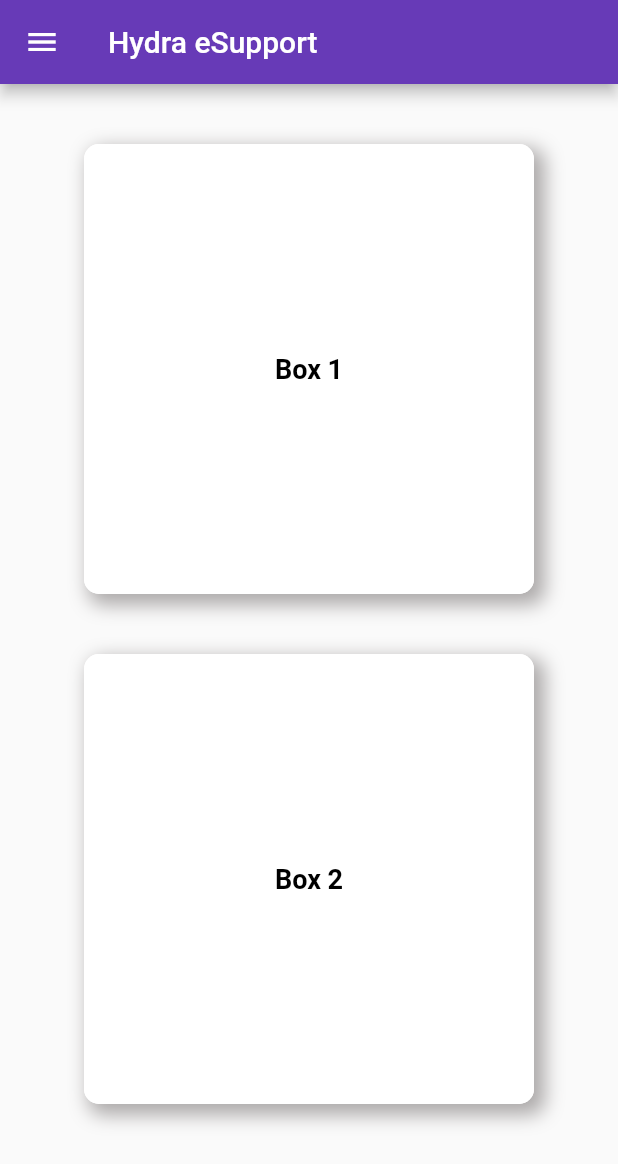
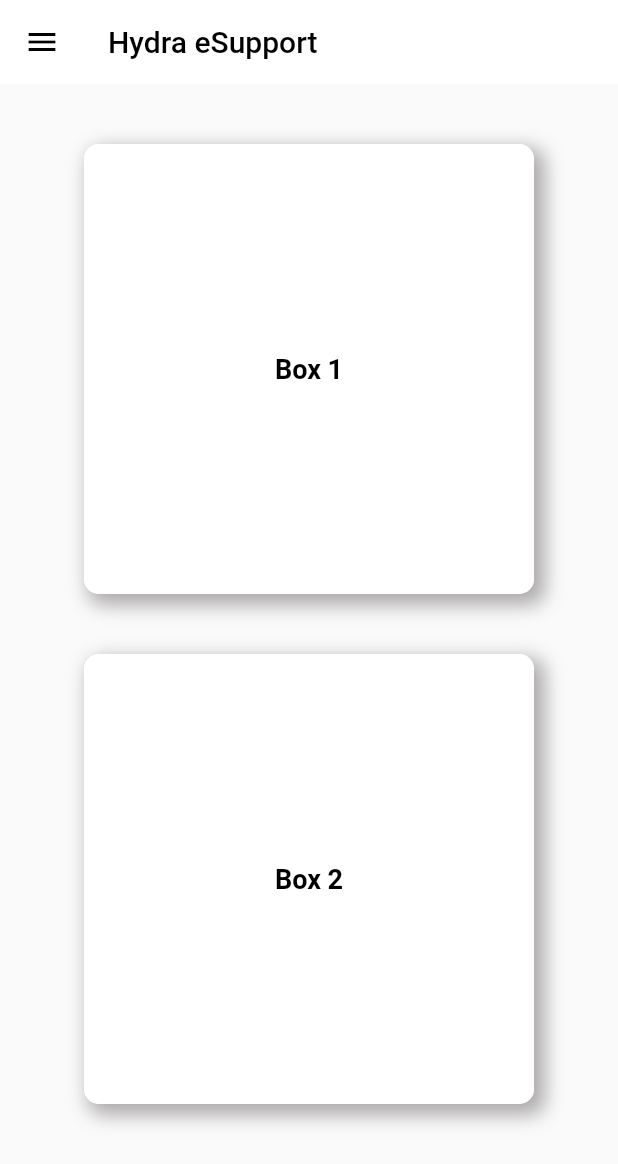
Before and after one commit to adityasnr/flutter-project, a Flutter app: the screen it shows after launch, on a phone screen of 412 x 824 dp. Shown: the top 1164 px of the screen. Run offline on Flutter 3.47's test engine with Material 2 defaults, Android fonts, the phone set to English and light mode, and no system bars; missing offline and left inert: dart:ffi.

Commit message:
themes extracted

```diff
--- a/lib/main.dart
+++ b/lib/main.dart
@@ -2,6 +2,7 @@ import 'package:flutter/material.dart';
 import 'package:flutter_application_2/pages/home_page.dart';
 import 'package:flutter_application_2/pages/login_page.dart';
 import 'package:flutter_application_2/utils/routes.dart';
+import 'package:flutter_application_2/widgets/themes.dart';
 
 void main() {
   runApp(MyApp());
@@ -22,11 +23,8 @@ class MyApp extends StatelessWidget {
         ),
       ),
       themeMode: ThemeMode.light,
-      theme: ThemeData(primarySwatch: Colors.deepPurple),
-      darkTheme: ThemeData(
-        brightness: Brightness.dark,
-        primarySwatch: Colors.deepPurple,
-      ),
+      theme: MyTheme.lightTheme(context),
+      darkTheme: MyTheme.darkTheme(context),
       debugShowCheckedModeBanner: false,
       initialRoute: MyRoutes.homeRoute,
       routes: {
--- a/lib/pages/home_page.dart
+++ b/lib/pages/home_page.dart
@@ -12,7 +12,8 @@ class HomePage extends StatelessWidget {
   Widget build(BuildContext context) {
     return Scaffold(
       appBar: AppBar(
-        title: Text("Hydra eSupport"),
+        title: Text("Hydra eSupport", style: TextStyle(color: Color.fromARGB(255, 0, 0, 0))),
+
       ),
       body: Center(
         // ignore: avoid_unnecessary_containers, duplicate_ignore
--- a/lib/widgets/drawer.dart
+++ b/lib/widgets/drawer.dart
@@ -1,3 +1,6 @@
+// ignore_for_file: prefer_const_constructors, use_key_in_widget_constructors, unused_import, use_build_context_synchronously
+
+
 import 'package:flutter/cupertino.dart';
 import 'package:flutter/material.dart';
 
@@ -8,6 +11,7 @@ class MyDrawer extends StatelessWidget {
       backgroundColor: Colors.deepPurple,
       child: ListView(
         padding: EdgeInsets.zero,
+        // ignore: prefer_const_literals_to_create_immutables
         children: [
           DrawerHeader(
           padding: EdgeInsets.zero,
--- /dev/null
+++ b/lib/widgets/themes.dart
@@ -0,0 +1,17 @@
+import 'package:flutter/material.dart';
+
+class MyTheme {
+  static ThemeData lightTheme(BuildContext context) => ThemeData(
+        primarySwatch: Colors.deepPurple,
+        appBarTheme: AppBarTheme(
+          color: Colors.white,
+          elevation: 0.0,
+          iconTheme: IconThemeData(color: Colors.black),
+        )
+      );
+
+  static ThemeData darkTheme(BuildContext context) => ThemeData(
+        brightness: Brightness.dark,
+      );
+
+}
```
